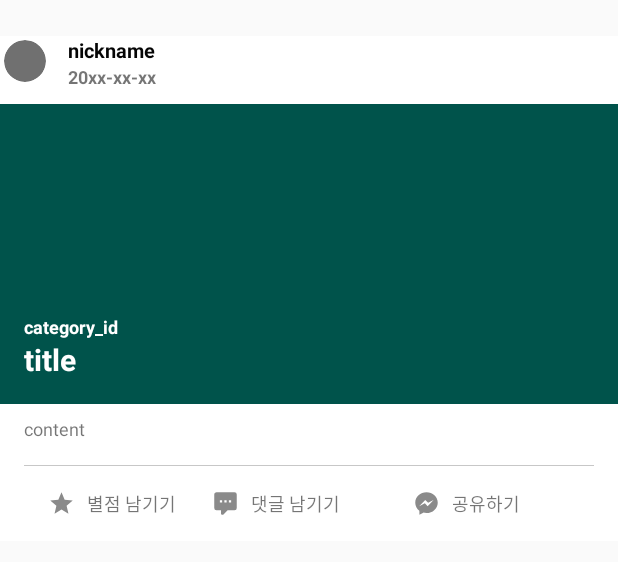
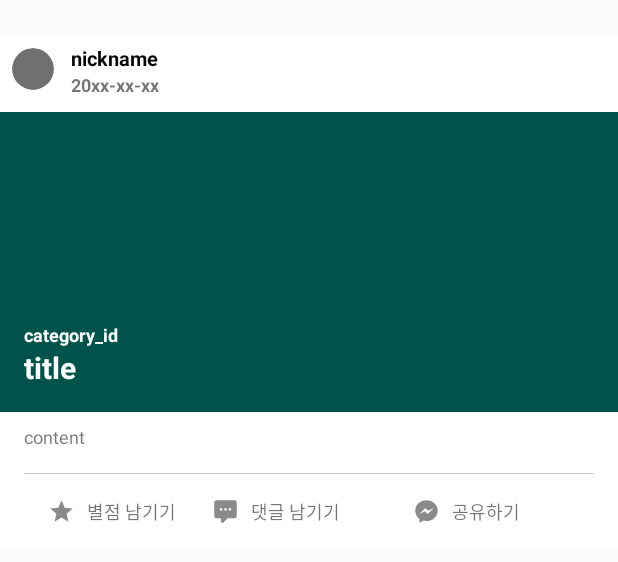
Before and after one commit to HyowonAn/MayIUseIt, an Android app: the layout list_item_recent_comment.xml on its own in the app's theme, with its tools: preview values and no code run, on a phone screen of 412 x 824 dp. Shown: the top 562 px of the screen. Run offline under Robolectric (Android 15) with nearby library versions, the phone set to English and light mode, and no system bars; network calls fail.

Commit message:
recent comment 레이아웃 수정

```diff
--- a/app/src/main/res/layout/list_item_recent_comment.xml
+++ b/app/src/main/res/layout/list_item_recent_comment.xml
@@ -38,6 +38,7 @@
                 android:clickable="true"
                 app:civ_border_width="1dp"
                 app:civ_border_color="#FFFFFFFF"
+                android:layout_margin="5dp"
 
                 android:id="@+id/recent_comment_profile_image"
                 android:layout_width="33dp"
@@ -61,6 +62,8 @@
                     android:layout_height="wrap_content"
                     android:layout_gravity="center_vertical"
                     android:text="nickname"
+                    android:layout_marginTop="5dp"
+                    android:layout_marginLeft="3dp"
                     android:textColor="@color/colorPrimaryText"
                     android:textSize="13sp"
                     android:textStyle="bold" />
@@ -69,6 +72,7 @@
                     android:id="@+id/recent_comment_rgsde"
                     android:layout_width="match_parent"
                     android:layout_height="wrap_content"
+                    android:layout_marginLeft="3dp"
                     android:maxLines="1"
                     android:text="20xx-xx-xx"
                     android:textSize="12sp"
```
